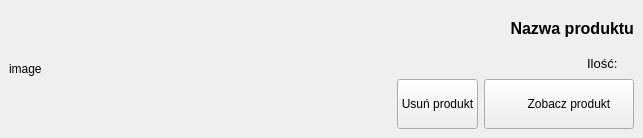
Qt form productlistelement.ui (ebbe3000/shop) before a commit.
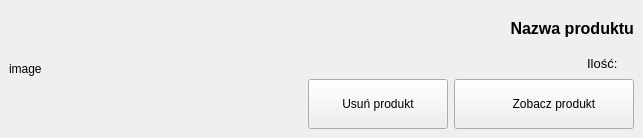
The same form after that commit. Icons and pictures are not drawn.

Diff of the .ui file:
```diff
--- a/productlistelement.ui
+++ b/productlistelement.ui
@@ -174,6 +174,12 @@
               <verstretch>0</verstretch>
              </sizepolicy>
             </property>
+            <property name="minimumSize">
+             <size>
+              <width>140</width>
+              <height>0</height>
+             </size>
+            </property>
             <property name="cursor">
              <cursorShape>PointingHandCursor</cursorShape>
             </property>
@@ -205,7 +211,7 @@
             </property>
             <property name="minimumSize">
              <size>
-              <width>150</width>
+              <width>180</width>
               <height>0</height>
              </size>
             </property>
```
Left out of the diff: 8 changed lines with no effect on the pictures.
